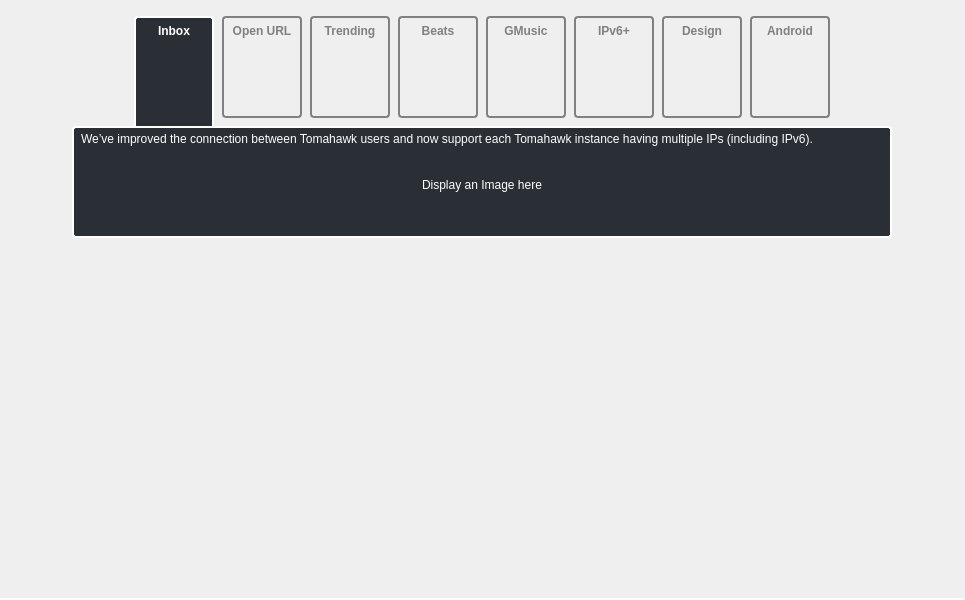
Before: the Qt Designer form src/viewpages/whatsnew_0_8/WhatsNewWidget_0_8.ui in tomahawk-player/tomahawk, drawn with Qt 5.
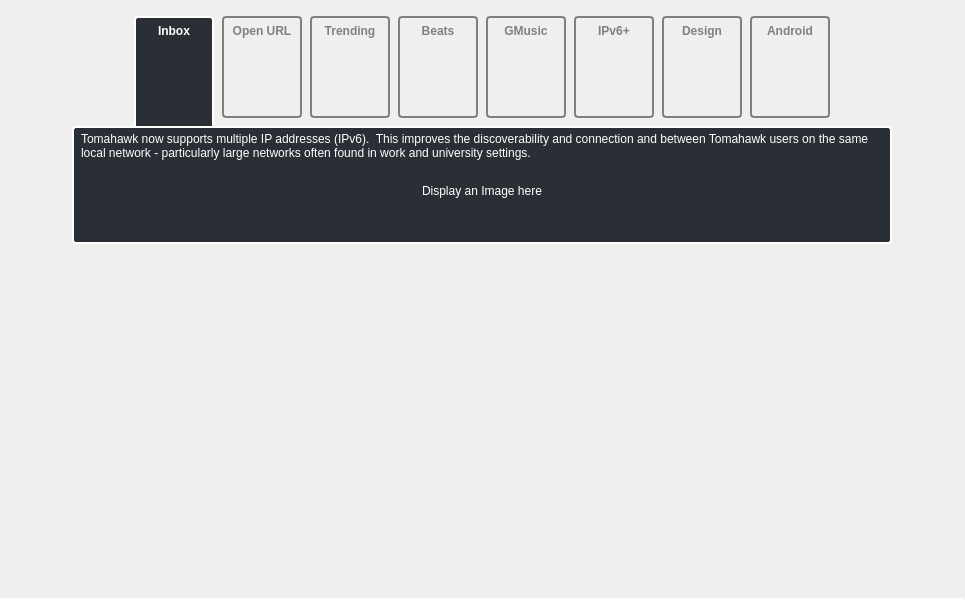
After: the same form once the commit is applied. Icons and pictures are not drawn. Custom widgets are drawn as their Qt base class.

Commit message: [whatsnew] Update networking text

Diff of the .ui file:
```diff
--- a/src/viewpages/whatsnew_0_8/WhatsNewWidget_0_8.ui
+++ b/src/viewpages/whatsnew_0_8/WhatsNewWidget_0_8.ui
@@ -1106,7 +1106,7 @@
                </sizepolicy>
               </property>
               <property name="text">
-               <string>We’ve improved the connection between Tomahawk users and now support each Tomahawk instance having multiple IPs (including IPv6).</string>
+               <string>Tomahawk now supports multiple IP addresses (IPv6).  This improves the discoverability and connection and between Tomahawk users on the same local network - particularly large networks often found in work and university settings.</string>
               </property>
               <property name="scaledContents">
                <bool>false</bool>
```
